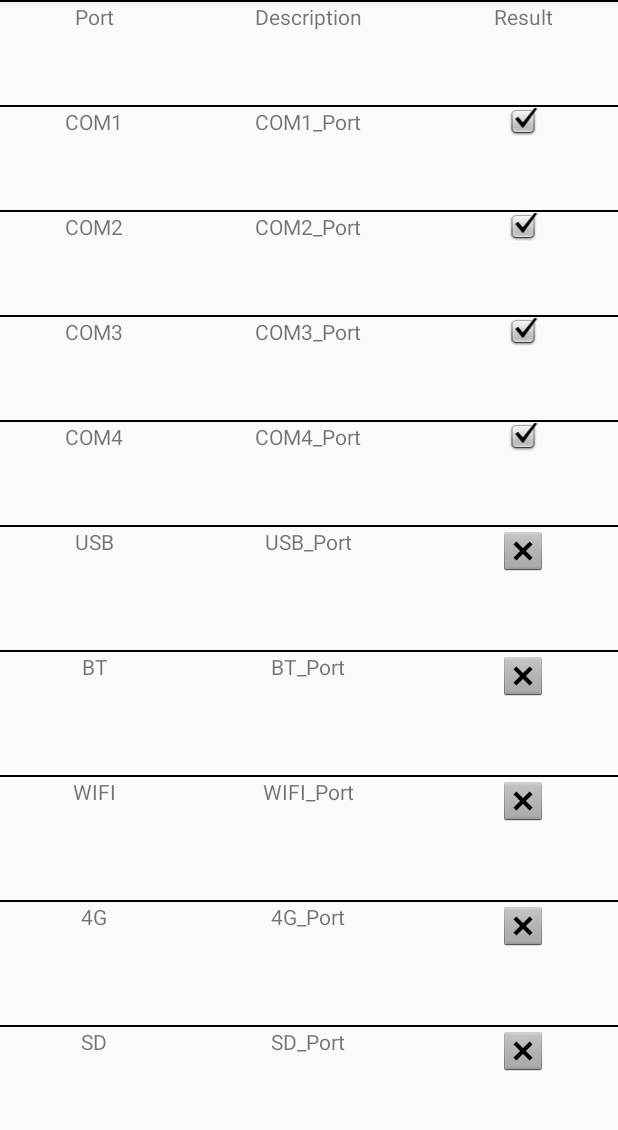
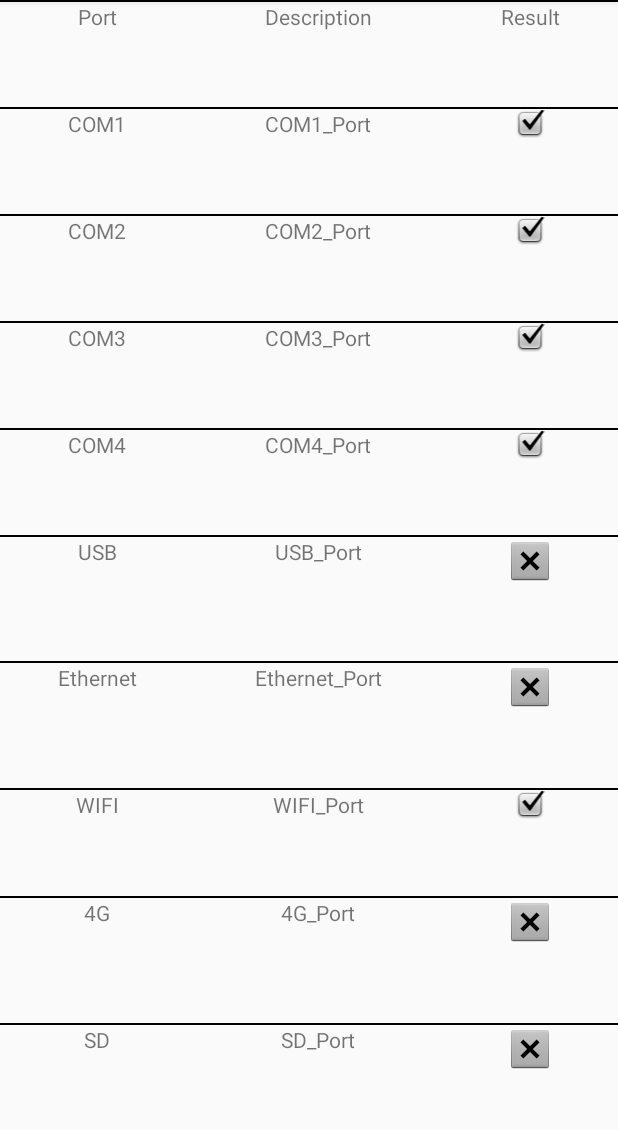
Before and after one commit to FreyrChen/cmi_at154_test, an Android app: the screen it shows after launch (MainActivity), on a phone screen of 412 x 824 dp, the part 84-1214 px from its top. Run offline under Robolectric (Android 15) with nearby library versions, the phone set to English and light mode, and no system bars; 5 statements that could not run were skipped.

Commit message:
CMI_AT154_TEST : 1. Add wifi status detect. 2. Add Ethernet status detect.

```diff
--- /dev/null
+++ b/app/src/main/java/Hardware/Hardware_Test.java
@@ -0,0 +1,51 @@
+package Hardware;
+
+import android.accessibilityservice.AccessibilityService;
+import android.content.BroadcastReceiver;
+import android.content.Context;
+import android.content.Intent;
+import android.net.ConnectivityManager;
+import android.net.NetworkInfo;
+import android.net.wifi.WifiManager;
+import android.util.Log;
+
+import java.security.AccessControlContext;
+import java.security.AccessController;
+
+public class Hardware_Test {
+
+    public Hardware_Test() {
+
+    }
+
+    public int wifi_status(Context context) {
+        int wifiState = -1;
+        WifiManager wifiManager = (WifiManager)context.getSystemService(Context.WIFI_SERVICE);
+
+        if(wifiManager != null){
+            wifiState = wifiManager.getWifiState();
+        }
+        return wifiState;
+    }
+
+    public boolean mobile_network_status(Context context) {
+        NetworkInfo.State eth_status;
+        if (context != null) {
+            ConnectivityManager manager = (ConnectivityManager) context
+                    .getSystemService(Context.CONNECTIVITY_SERVICE);
+
+            NetworkInfo[] networkInfos = manager.getAllNetworkInfo();
+            if (networkInfos != null) {
+                for (int i = 0; i < networkInfos.length; i++) {
+                    if (networkInfos[i].getType() == ConnectivityManager.TYPE_ETHERNET) {
+                        eth_status =  networkInfos[i].getState();
+                        if (eth_status == NetworkInfo.State.CONNECTED) {
+                            return true;
+                        }
+                    }
+                }
+            }
+        }
+        return false;
+    }
+}
--- a/app/src/main/java/com/example/cmi_at154_test/MainActivity.java
+++ b/app/src/main/java/com/example/cmi_at154_test/MainActivity.java
@@ -7,10 +7,16 @@ import android.os.Bundle;
 
 import android.widget.ImageView;
 
+import Hardware.Hardware_Test;
+
+import android.util.Log;
+
 public class MainActivity extends AppCompatActivity {
 
+    Hardware_Test hardware_test = new Hardware_Test();
+
     private ImageView COM1_image, COM2_image, COM3_image,
-            COM4_image, USB_image, BT_image,
+            COM4_image, USB_image, Ethernet_image,
             WIFI_image, LTE_image, SD_image;
 
     @Override
@@ -23,15 +29,17 @@ public class MainActivity extends AppCompatActivity {
         COM3_image = (ImageView)findViewById(R.id.COM3_Result);
         COM4_image = (ImageView)findViewById(R.id.COM4_Result);
         USB_image = (ImageView)findViewById(R.id.USB_Result);
-        BT_image = (ImageView)findViewById(R.id.BT_Result);
+        Ethernet_image = (ImageView)findViewById(R.id.Ethernet_Result);
         WIFI_image = (ImageView)findViewById(R.id.WIFI_Result);
         LTE_image = (ImageView)findViewById(R.id.LTE_Result);
         SD_image = (ImageView)findViewById(R.id.SD_Result);
 
-        this.setResult_image();
+        this.com_test();
+        this.wifi_test();
+        this.ethernet_test();
     }
 
-    private void setResult_image() {
+    private void com_test() {
         if ((ReturnCOM1Result()) == 0) {
             COM1_image.setImageDrawable(ContextCompat.getDrawable(this, android.R.drawable.btn_dialog));
         } else {
@@ -57,6 +65,41 @@ public class MainActivity extends AppCompatActivity {
         }
     }
 
+    private void wifi_test(){
+        switch (hardware_test.wifi_status(MainActivity.this)) {
+            case -1:
+                Log.i("System.out", "wfi error");
+                WIFI_image.setImageDrawable(ContextCompat.getDrawable(this, android.R.drawable.btn_dialog));
+                break;
+            case 0:
+                Log.i("System.out", "wfi closeing...");
+                WIFI_image.setImageDrawable(ContextCompat.getDrawable(this, android.R.drawable.btn_dialog));
+                break;
+            case 1:
+                Log.i("System.out", "wfi closed...");
+                WIFI_image.setImageDrawable(ContextCompat.getDrawable(this, android.R.drawable.btn_dialog));
+                break;
+            case 2:
+                Log.i("System.out", "wfi opening...");
+                WIFI_image.setImageDrawable(ContextCompat.getDrawable(this, android.R.drawable.btn_dialog));
+                break;
+            case 3:
+                Log.i("System.out", "wfi opened...");
+                WIFI_image.setImageDrawable(ContextCompat.getDrawable(this, android.R.drawable.checkbox_on_background));
+                break;
+            default:
+                break;
+        }
+    }
+
+    private void ethernet_test() {
+        if (hardware_test.mobile_network_status(MainActivity.this)){
+            Ethernet_image.setImageDrawable(ContextCompat.getDrawable(this, android.R.drawable.checkbox_on_background));
+        } else {
+            Ethernet_image.setImageDrawable(ContextCompat.getDrawable(this, android.R.drawable.btn_dialog));
+        }
+    }
+
     static {
         System.loadLibrary("hardware_lib");
     }
--- a/app/src/main/res/layout/activity_main.xml
+++ b/app/src/main/res/layout/activity_main.xml
@@ -228,7 +228,7 @@
         </TableRow>
 
         <TableRow
-            android:id="@+id/BT_Layout"
+            android:id="@+id/ETH_Layout"
             android:layout_width="match_parent"
             android:layout_height="match_parent"
             android:layout_weight="1"
@@ -236,23 +236,23 @@
             android:showDividers="middle|beginning|end">
 
             <TextView
-                android:id="@+id/BT"
+                android:id="@+id/Ethernet"
                 android:layout_width="wrap_content"
                 android:layout_height="wrap_content"
                 android:layout_weight="1"
-                android:text="BT"
+                android:text="Ethernet"
                 android:textAlignment="center" />
 
             <TextView
-                android:id="@+id/BT_Port"
+                android:id="@+id/Ethernet_Port"
                 android:layout_width="wrap_content"
                 android:layout_height="wrap_content"
                 android:layout_weight="1"
-                android:text="BT_Port"
+                android:text="Ethernet_Port"
                 android:textAlignment="center" />
 
             <ImageView
-                android:id="@+id/BT_Result"
+                android:id="@+id/Ethernet_Result"
                 android:layout_width="wrap_content"
                 android:layout_height="wrap_content"
                 android:layout_weight="1"
```
Also changed, not shown: app/src/main/AndroidManifest.xml (+4 -3 lines), 1 other file.
